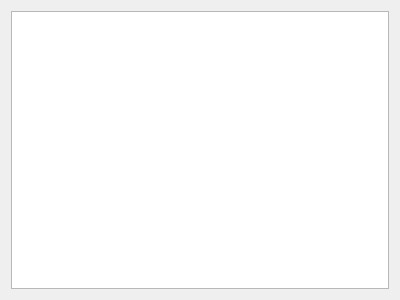
This is src/qt/forms/masternodepage.ui in spreadcoin-project/spreadcoin as Qt 5 draws it before an edit. The edited form follows.
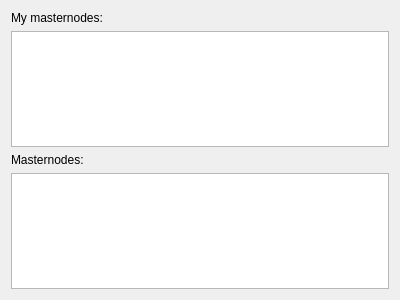
This is the edited form.

Commit message: Start/stop masternodes

```diff
--- a/src/qt/forms/masternodepage.ui
+++ b/src/qt/forms/masternodepage.ui
@@ -13,10 +13,27 @@
   <property name="windowTitle">
    <string>Form</string>
   </property>
-  <layout class="QHBoxLayout" name="horizontalLayout">
+  <layout class="QVBoxLayout" name="verticalLayout">
+   <item>
+    <widget class="QLabel" name="label_2">
+     <property name="text">
+      <string>My masternodes:</string>
+     </property>
+    </widget>
+   </item>
    <item>
     <widget class="QTableWidget" name="tableWidget"/>
    </item>
+   <item>
+    <widget class="QLabel" name="label">
+     <property name="text">
+      <string>Masternodes:</string>
+     </property>
+    </widget>
+   </item>
+   <item>
+    <widget class="QTableWidget" name="tableWidget_2"/>
+   </item>
   </layout>
  </widget>
  <resources/>
```
The commit also changes 4 other files.
